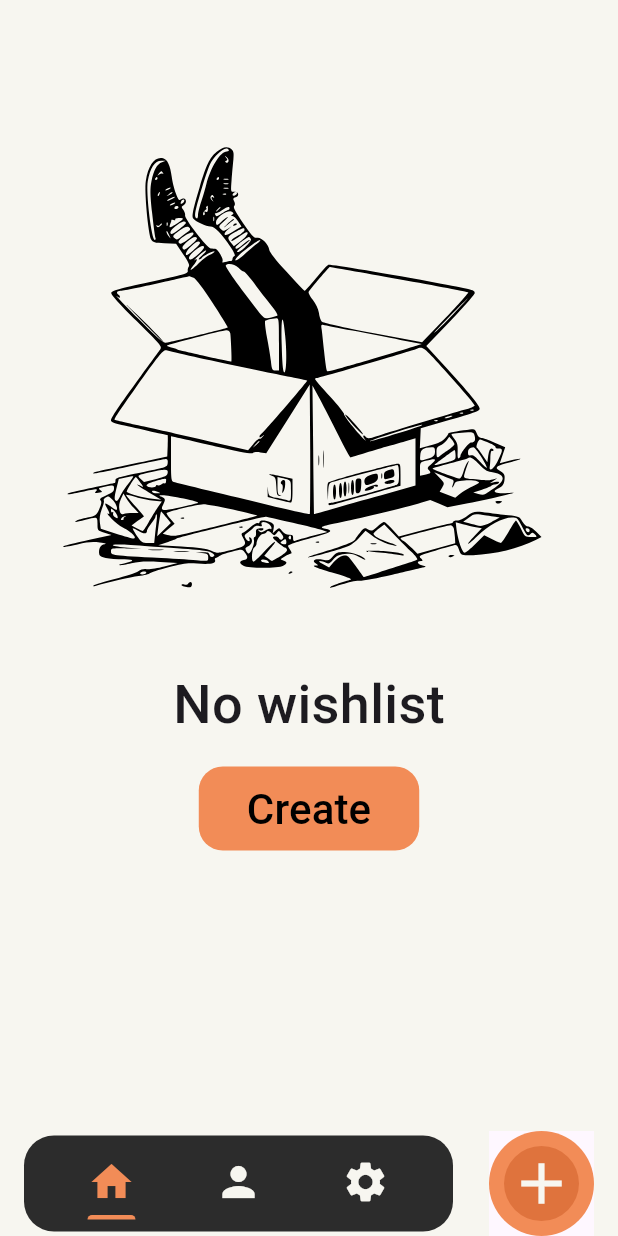
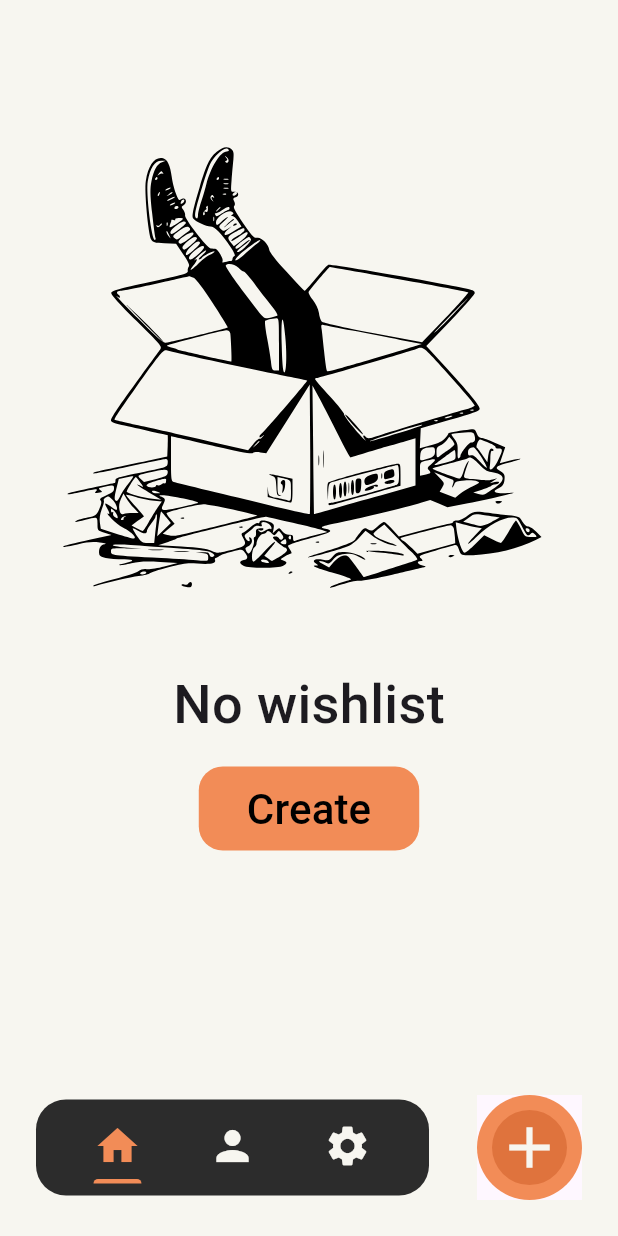
Before and after one commit to Raphael-Mssn/wishlist, a Flutter app: the screen it shows after launch, on a phone screen of 412 x 824 dp. Run offline on Flutter 3.47's test engine with Material 3 defaults, Android fonts, the phone set to English and light mode, and no system bars; our stand-ins replace equatable, flutter_svg, gap, google_fonts; generated files the repository leaves out were written again; Roboto replaces fonts that are missing (Truculenta).

```diff
--- a/wishlist/lib/shared/theme/widgets/app_scaffold.dart
+++ b/wishlist/lib/shared/theme/widgets/app_scaffold.dart
@@ -16,22 +16,21 @@ class AppScaffold extends StatelessWidget {
   @override
   Widget build(BuildContext context) {
     return Scaffold(
-      body: SafeArea(
-        child: Stack(
+      body: Stack(
         children: <Widget>[
           body,
           Positioned(
-              bottom: 0,
+            bottom: 24,
             child: Container(
               padding: const EdgeInsets.symmetric(
-                  horizontal: 16.0,
+                horizontal: 24.0,
               ),
               width: MediaQuery.of(context).size.width,
               child: Row(
                 mainAxisAlignment: MainAxisAlignment.spaceBetween,
                 children: <Widget>[
                   Expanded(child: bottomNavigationBar),
-                    const Gap(24),
+                  const Gap(32),
                   floatingActionButton,
                 ],
               ),
@@ -39,7 +38,6 @@ class AppScaffold extends StatelessWidget {
           ),
         ],
       ),
-      ),
     );
   }
 }
```
Lines whose indentation alone changed are shown as unchanged.
